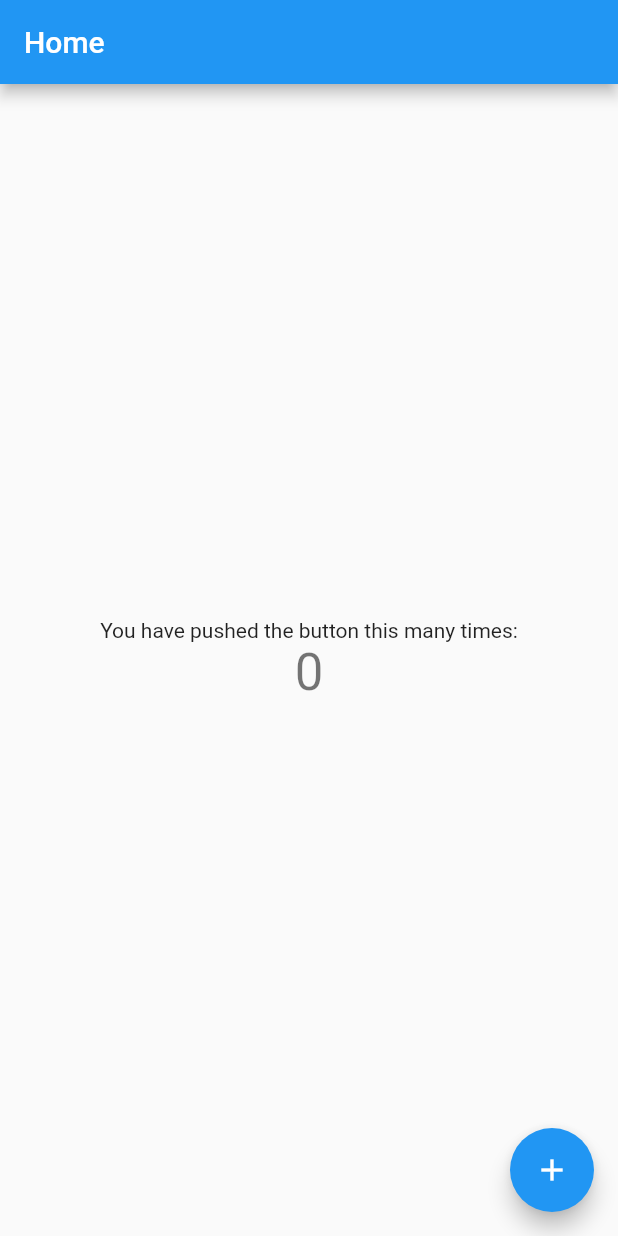
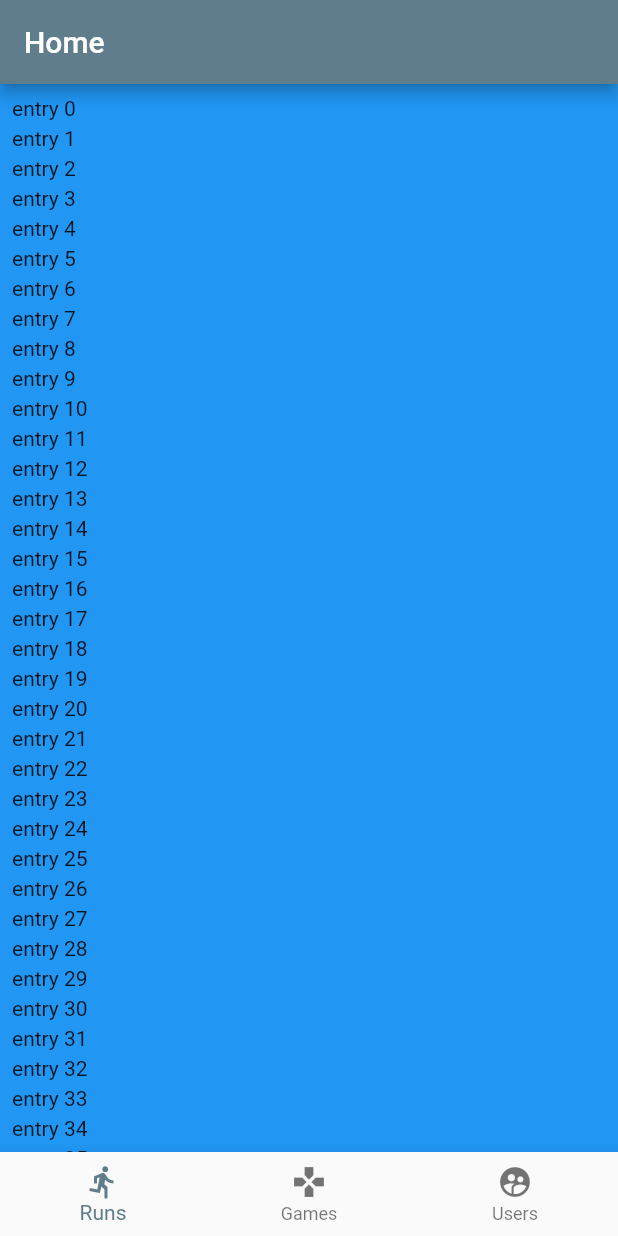
Before and after one commit to geovannyAndrew/speedrun.com, a Flutter app: the screen it shows after launch, on a phone screen of 412 x 824 dp. Run offline on Flutter 3.47's test engine with Material 2 defaults, Android fonts, the light colour scheme and no system bars.

Commit message:
Putting a navigation bar and the first screen from menu.

```diff
--- a/speed_run/speed_run/lib/main.dart
+++ b/speed_run/speed_run/lib/main.dart
@@ -20,7 +20,8 @@ class MyApp extends StatelessWidget {
         // or simply save your changes to "hot reload" in a Flutter IDE).
         // Notice that the counter didn't reset back to zero; the application
         // is not restarted.
-        primarySwatch: Colors.blue,
+        primarySwatch: Colors.blueGrey,
+        accentColor: Colors.green
       ),
       initialRoute: "/",
       routes: {
--- /dev/null
+++ b/speed_run/speed_run/lib/network/rest_api.dart
@@ -0,0 +1,5 @@
+
+class RestAPI{
+
+
+}
--- a/speed_run/speed_run/lib/screens/my_home_page.dart
+++ b/speed_run/speed_run/lib/screens/my_home_page.dart
@@ -1,5 +1,6 @@
 
 import 'package:flutter/material.dart';
+import 'package:speed_run/screens/runs_navigation_screen.dart';
 
 class MyHomePage extends StatefulWidget {
   MyHomePage({Key key, this.title}) : super(key: key);
@@ -20,20 +21,19 @@ class MyHomePage extends StatefulWidget {
 }
 
 class _MyHomePageState extends State<MyHomePage> {
-  int _counter = 0;
+  int _selectedIndex = 0;
+  final _widgetOptions = [
+    RunsNavigationScreen(),
+    Text('Index 1: Games'),
+    Text('Index 2: Users'),
+  ];
 
-  void _incrementCounter() {
+  void _onMenuSelected(int index){
+    setState(() {
+      _selectedIndex = index;
+    });
+  }
 
-    setState(() {
-      // This call to setState tells the Flutter framework that something has
-      // changed in this State, which causes it to rerun the build method below
-      // so that the display can reflect the updated values. If we changed
-      // _counter without calling setState(), then the build method would not be
-      // called again, and so nothing would appear to happen.
-      _counter+=2;
-    });
-
-  }
 
   @override
   Widget build(BuildContext context) {
@@ -52,38 +52,23 @@ class _MyHomePageState extends State<MyHomePage> {
       body: Center(
         // Center is a layout widget. It takes a single child and positions it
         // in the middle of the parent.
-        child: Column(
-          // Column is also layout widget. It takes a list of children and
-          // arranges them vertically. By default, it sizes itself to fit its
-          // children horizontally, and tries to be as tall as its parent.
-          //
-          // Invoke "debug painting" (press "p" in the console, choose the
-          // "Toggle Debug Paint" action from the Flutter Inspector in Android
-          // Studio, or the "Toggle Debug Paint" command in Visual Studio Code)
-          // to see the wireframe for each widget.
-          //
-          // Column has various properties to control how it sizes itself and
-          // how it positions its children. Here we use mainAxisAlignment to
-          // center the children vertically; the main axis here is the vertical
-          // axis because Columns are vertical (the cross axis would be
-          // horizontal).
-          mainAxisAlignment: MainAxisAlignment.center,
-          children: <Widget>[
-            Text(
-              'You have pushed the button this many times:',
-            ),
-            Text(
-              '$_counter',
-              style: Theme.of(context).textTheme.display1,
-            ),
-          ],
-        ),
+        child: _widgetOptions[_selectedIndex]
       ),
-      floatingActionButton: FloatingActionButton(
+      /*floatingActionButton: FloatingActionButton(
         onPressed: _incrementCounter,
         tooltip: 'Increment',
         child: Icon(Icons.add),
-      ), // This trailing comma makes auto-formatting nicer for build methods.
+      ),*/
+      bottomNavigationBar: BottomNavigationBar(
+          items: <BottomNavigationBarItem>[
+            BottomNavigationBarItem(icon: Icon(Icons.directions_run), title: Text('Runs')),
+            BottomNavigationBarItem(icon: Icon(Icons.games), title: Text('Games')),
+            BottomNavigationBarItem(icon: Icon(Icons.supervised_user_circle), title: Text('Users'))
+          ],
+          currentIndex: _selectedIndex,
+          onTap: _onMenuSelected,
+      ),// This trailing comma makes auto-formatting nicer for build methods.
     );
   }
+
 }
--- /dev/null
+++ b/speed_run/speed_run/lib/screens/runs_navigation_screen.dart
@@ -0,0 +1,33 @@
+
+import 'package:flutter/material.dart';
+
+class RunsNavigationScreen extends StatefulWidget{
+  @override
+  State<StatefulWidget> createState() {
+    // TODO: implement createState
+    return _RunsNavigationScreenState();
+  }
+
+}
+
+class _RunsNavigationScreenState extends State<RunsNavigationScreen>{
+  @override
+  Widget build(BuildContext context) {
+    // TODO: implement build
+    return Container(
+      child: Center(
+        child: ListView.builder(
+          padding: EdgeInsets.all(8.0),
+          itemExtent: 20.0,
+          itemBuilder: (BuildContext context, int index) {
+            return Text('entry $index');
+          },
+        ),
+      ),
+      decoration: BoxDecoration(
+        color: Colors.blue
+      ),
+    );
+  }
+
+}
--- a/speed_run/speed_run/lib/screens/splash_screen.dart
+++ b/speed_run/speed_run/lib/screens/splash_screen.dart
@@ -2,7 +2,6 @@
 import 'dart:async';
 
 import 'package:flutter/material.dart';
-import 'package:speed_run/screens/my_home_page.dart';
 
 class SplashScreen extends StatefulWidget{
 
```
